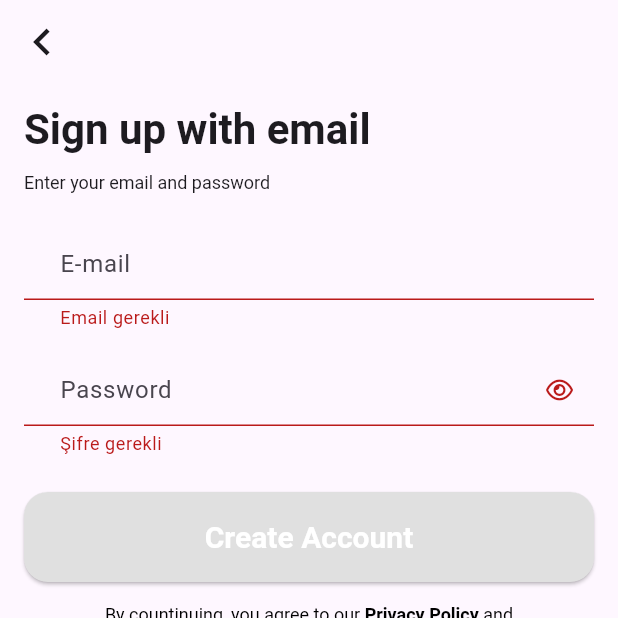
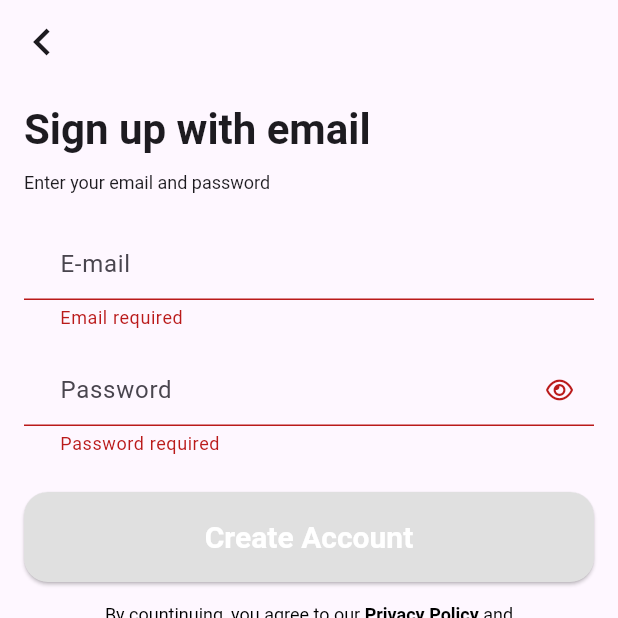
Before and after one commit to EmirhanKayapinar/plantist__, a Flutter app: the RegisterScreen screen opened by its route, after a tap on "Create Account", on a phone screen of 412 x 824 dp, the top half of it. Run offline on Flutter 3.47's test engine with Material 3 defaults, Android fonts, the phone set to English and light mode, and no system bars; our stand-ins replace cloud_firestore, firebase_auth, firebase_core, firebase_storage, flutter_easyloading, font_awesome_flutter and 3 more; accounts and stored records are empty; network calls fail.

Commit message:
login register fix

```diff
--- a/lib/ui/login/login.dart
+++ b/lib/ui/login/login.dart
@@ -78,12 +78,12 @@ class LoginScreen extends StatelessWidget {
                     cursorColor: Colors.black,
                     validator: (value) {
                       if (value == null || value.isEmpty) {
-                        return 'Email gerekli';
+                        return 'Email required';
                       }
 
                       if (!RegExp(r'\b[\w\.-]+@[\w\.-]+\.\w{2,4}\b')
                           .hasMatch(value)) {
-                        return 'Geçerli bir mail adresi girin';
+                        return 'Please enter a valid email address';
                       }
                       return null;
                     },
@@ -107,13 +107,14 @@ class LoginScreen extends StatelessWidget {
                       textAlignVertical: TextAlignVertical.center,
                       validator: (value) {
                         if (value == null || value.isEmpty) {
-                          return 'Şifre gerekli';
+                          return 'Password required';
                         }
-                        if (value.length < 5) {
-                          return 'Şifre en az 5 karakter olmalıdır';
+                        if (value.length < 6) {
+                          return 'Password must be at least 6 characters';
+
                         }
                         if (!value.contains(RegExp(r'[A-Z]'))) {
-                          return 'Şifre en az bir büyük harf içermelidir';
+                          return 'Password must contain at least one uppercase letter';
                         }
                         return null;
                       },
--- a/lib/ui/register/register.dart
+++ b/lib/ui/register/register.dart
@@ -78,12 +78,12 @@ class RegisterScreen extends StatelessWidget {
                     cursorColor: Colors.black,
                     validator: (value) {
                       if (value == null || value.isEmpty) {
-                        return 'Email gerekli';
+                        return 'Email required';
                       }
 
                       if (!RegExp(r'\b[\w\.-]+@[\w\.-]+\.\w{2,4}\b')
                           .hasMatch(value)) {
-                        return 'Geçerli bir mail adresi girin';
+                        return 'Please enter a valid email address';
                       }
                       return null;
                     },
@@ -107,13 +107,13 @@ class RegisterScreen extends StatelessWidget {
                       textAlignVertical: TextAlignVertical.center,
                       validator: (value) {
                         if (value == null || value.isEmpty) {
-                          return 'Şifre gerekli';
+                          return 'Password required';
                         }
                         if (value.length < 6) {
-                          return 'Şifre en az 6 karakter olmalıdır';
+                          return 'Password must be at least 6 characters';
                         }
                         if (!value.contains(RegExp(r'[A-Z]'))) {
-                          return 'Şifre en az bir büyük harf içermelidir';
+                          return 'Password must contain at least one uppercase letter';
                         }
                         return null;
                       },
```
